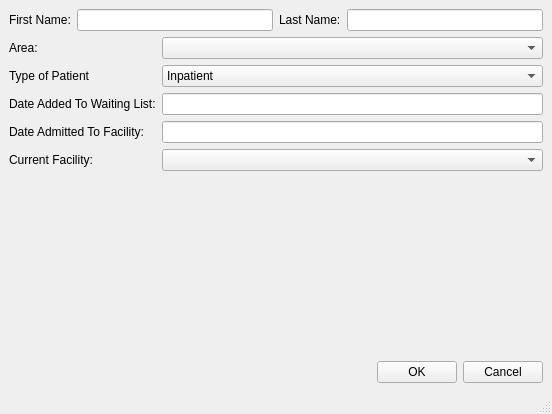
hummushaman/EOBCproject, file addpatienttowaitinglist.ui: the form before one commit.
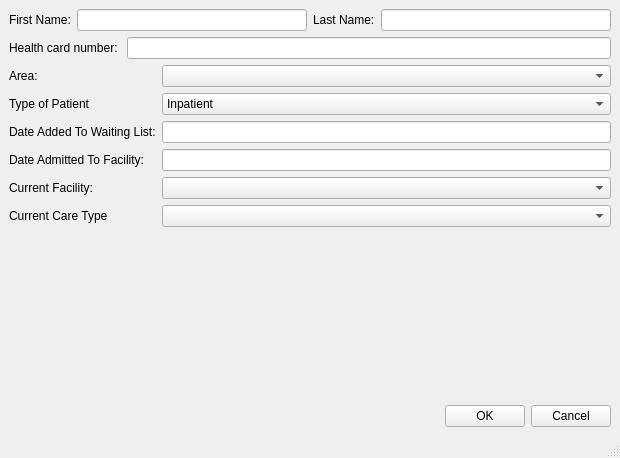
The form after the commit.

The edit to the form file:
```diff
--- a/addpatienttowaitinglist.ui
+++ b/addpatienttowaitinglist.ui
@@ -6,8 +6,8 @@
    <rect>
     <x>0</x>
     <y>0</y>
-    <width>552</width>
-    <height>414</height>
+    <width>620</width>
+    <height>458</height>
    </rect>
   </property>
   <property name="windowTitle">
@@ -37,7 +37,21 @@
          </widget>
         </item>
         <item>
-         <widget class="QLineEdit" name="lineEdit_2"/>
+         <widget class="QLineEdit" name="lineEdit_lastname"/>
+        </item>
+       </layout>
+      </item>
+      <item>
+       <layout class="QHBoxLayout" name="horizontalLayout_3">
+        <item>
+         <widget class="QLabel" name="label_9">
+          <property name="text">
+           <string>Health card number: </string>
+          </property>
+         </widget>
+        </item>
+        <item>
+         <widget class="QLineEdit" name="lineEdit_HCN"/>
         </item>
        </layout>
       </item>
@@ -94,9 +108,6 @@
           </property>
          </widget>
         </item>
-        <item row="3" column="1">
-         <widget class="QLineEdit" name="lineEdit_4"/>
-        </item>
         <item row="4" column="0">
          <widget class="QLabel" name="label_7">
           <property name="text">
@@ -105,7 +116,20 @@
          </widget>
         </item>
         <item row="4" column="1">
-         <widget class="QComboBox" name="comboBox_3"/>
+         <widget class="QComboBox" name="comboBox_facilities"/>
+        </item>
+        <item row="5" column="0">
+         <widget class="QLabel" name="label_8">
+          <property name="text">
+           <string>Current Care Type</string>
+          </property>
+         </widget>
+        </item>
+        <item row="3" column="1">
+         <widget class="QLineEdit" name="lineEdit_dateAdmitted"/>
+        </item>
+        <item row="5" column="1">
+         <widget class="QComboBox" name="comboBox_careType"/>
         </item>
        </layout>
       </item>
```
Left out of the diff: 10 changed lines with no effect on the pictures.
